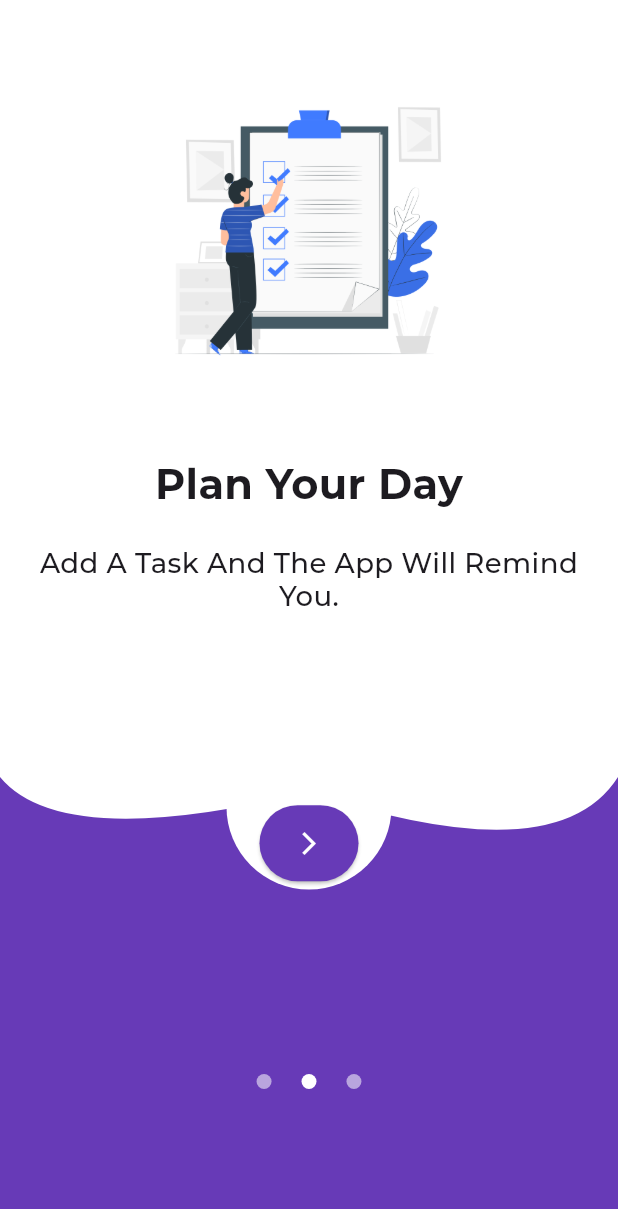
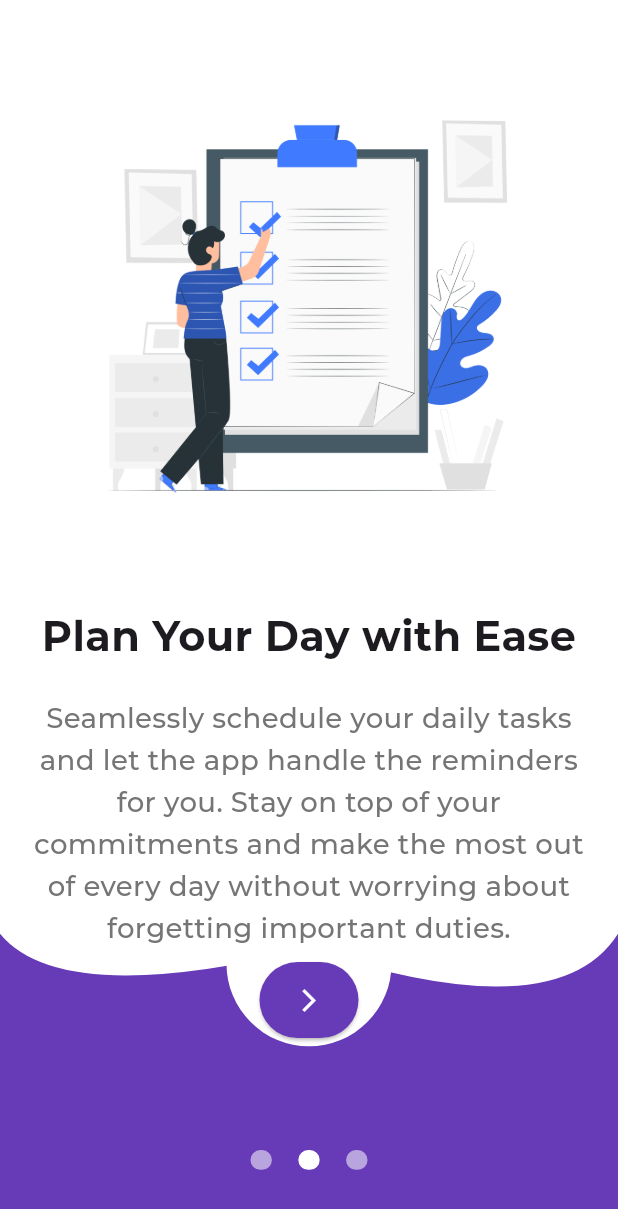
Before and after one commit to OmarJ9/my-todo, a Flutter app: the screen it shows after launch, after a tap on the "arrow forward ios" icon, on a phone screen of 412 x 824 dp. Shown: the top 1209 px of the screen. Run offline on Flutter 3.47's test engine with Material 3 defaults, Android fonts, the phone set to English and light mode, and no system bars; drawn by our look-alikes of smooth_page_indicator; our stand-ins replace animate_do, awesome_snackbar_content, dartz, date_picker_timeline, dio, equatable and 12 more; missing offline and left inert: day_night_time_picker; generated files the repository leaves out were written again.

Commit message:
refactor onboarding screen

```diff
--- a/lib/features/onboarding/onboarding_screen.dart
+++ b/lib/features/onboarding/onboarding_screen.dart
@@ -1,8 +1,9 @@
 import 'package:flutter/material.dart';
 import 'package:flutter_bloc/flutter_bloc.dart';
+import 'package:flutter_screenutil/flutter_screenutil.dart';
 import 'package:todo_app/features/onboarding/cubit/onboarding_cubit.dart';
 import 'package:todo_app/features/onboarding/widgets/onboarding_content.dart';
-import 'package:todo_app/features/onboarding/widgets/on_boarding_custom_dots.dart';
+import 'package:todo_app/features/onboarding/widgets/on_boarding_page_indicator.dart';
 
 class OnboardingPage extends StatefulWidget {
   const OnboardingPage({super.key});
@@ -39,9 +40,9 @@ class _OnboardingPageState extends State<OnboardingPage> {
                 pageController: _pageController,
                 cubit: cubit,
               ),
-              Expanded(
-                flex: 1,
-                child: CustomDots(myindex: cubit.curruntindext),
+              SizedBox(
+                height: 100.h,
+                child: OnBoardingPageIndicator(pageController: _pageController),
               ),
             ],
           );
--- a/lib/features/onboarding/widgets/on_boarding_custom_dots.dart
+++ /dev/null
@@ -1,32 +0,0 @@
-import 'package:flutter/material.dart';
-import 'package:flutter_screenutil/flutter_screenutil.dart';
-
-class CustomDots extends StatelessWidget {
-  final int myindex;
-  const CustomDots({super.key, required this.myindex});
-
-  @override
-  Widget build(BuildContext context) {
-    return SizedBox(
-      width: 100.w,
-      height: 40.h,
-      child: Row(
-        mainAxisAlignment: MainAxisAlignment.spaceEvenly,
-        children: [
-          _buildDot(0),
-          _buildDot(1),
-          _buildDot(2),
-        ],
-      ),
-    );
-  }
-
-  Widget _buildDot(int index) {
-    return Container(
-      padding: const EdgeInsets.all(5),
-      decoration: BoxDecoration(
-          shape: BoxShape.circle,
-          color: index == myindex ? Colors.white : Colors.white54),
-    );
-  }
-}
--- /dev/null
+++ b/lib/features/onboarding/widgets/on_boarding_page_indicator.dart
@@ -0,0 +1,23 @@
+import 'package:flutter/material.dart';
+import 'package:flutter_screenutil/flutter_screenutil.dart';
+import 'package:smooth_page_indicator/smooth_page_indicator.dart';
+
+class OnBoardingPageIndicator extends StatelessWidget {
+  final PageController pageController;
+  const OnBoardingPageIndicator({super.key, required this.pageController});
+
+  @override
+  Widget build(BuildContext context) {
+    return SmoothPageIndicator(
+      controller: pageController,
+      count: 3,
+      effect: JumpingDotEffect(
+        activeDotColor: Colors.white,
+        dotColor: Colors.white54,
+        dotHeight: 13.h,
+        dotWidth: 13.w,
+        spacing: 16.w,
+      ),
+    );
+  }
+}
--- a/lib/features/onboarding/widgets/onboard_item.dart
+++ b/lib/features/onboarding/widgets/onboard_item.dart
@@ -18,14 +18,14 @@ class OnBoardItem extends StatelessWidget {
   @override
   Widget build(BuildContext context) {
     return Padding(
-      padding: EdgeInsets.symmetric(horizontal: 6.w, vertical: 5.h),
+      padding: EdgeInsets.symmetric(horizontal: 20.w, vertical: 5.h),
       child: Column(
         mainAxisAlignment: MainAxisAlignment.start,
         crossAxisAlignment: CrossAxisAlignment.center,
         children: [
           AppSizes.gapH48,
           SizedBox(
-            height: 200.h,
+            height: 300.h,
             child: Image.asset(
               image,
               fit: BoxFit.cover,
@@ -40,9 +40,13 @@ class OnBoardItem extends StatelessWidget {
           AppSizes.gapH24,
           Text(
             description,
-            maxLines: 3,
+            maxLines: 6,
             textAlign: TextAlign.center,
-            style: AppTypography.medium16(),
+            style: AppTypography.medium16(
+              color: Colors.grey.shade600,
+            ).copyWith(
+              height: 1.5,
+            ),
           ),
         ],
       ),
--- a/lib/features/onboarding/widgets/onboarding_content.dart
+++ b/lib/features/onboarding/widgets/onboarding_content.dart
@@ -27,25 +27,29 @@ class OnboardingContent extends StatelessWidget {
         child: Stack(
           children: [
             PageView(
-              physics: const NeverScrollableScrollPhysics(),
+              physics: const BouncingScrollPhysics(),
               controller: pageController,
               children: [
                 OnBoardItem(
                   image: AppAssets.onboradingone,
                   title: 'Manage Your Task',
                   description:
-                      'With This Small App You Can Orgnize All Your Tasks and Duties In A One Single App.',
+                      'Stay organized and boost your productivity with this all-in-one task management app. '
+                      'Easily create, edit, and track your to-dos, ensuring that no important task slips through the cracks.',
                 ),
                 OnBoardItem(
                   image: AppAssets.onboradingtwo,
-                  title: 'Plan Your Day',
-                  description: 'Add A Task And The App Will Remind You.',
+                  title: 'Plan Your Day with Ease',
+                  description:
+                      'Seamlessly schedule your daily tasks and let the app handle the reminders for you. '
+                      'Stay on top of your commitments and make the most out of every day without worrying about forgetting important duties.',
                 ),
                 OnBoardItem(
                   image: AppAssets.onboradingthree,
-                  title: 'Accomplish Your Goals ',
+                  title: 'Accomplish Your Goals',
                   description:
-                      'Track Your Activities And Accomplish Your Goals.',
+                      'Monitor your progress and stay motivated as you work towards completing your goals. '
+                      'With an intuitive tracking system, you can measure your accomplishments and keep moving forward with confidence.',
                 ),
               ],
             ),
--- a/lib/features/splash/splash_screen.dart
+++ b/lib/features/splash/splash_screen.dart
@@ -36,6 +36,7 @@ class _SPlashScreenState extends State<SPlashScreen> {
 
   void _startDelay() {
     _timer = Timer(const Duration(seconds: 3), () async {
+      getIt<CacheService>().deleteAll();
       final token =
           await getIt.get<SecureStorageService>().read(CacheKeys.refreshToken);
       final isLogged = getIt.get<CacheService>().getBool(CacheKeys.isLogged);
--- a/pubspec.yaml
+++ b/pubspec.yaml
@@ -56,6 +56,7 @@ dependencies:
   path_provider: ^2.1.5
   awesome_snackbar_content: ^0.1.5
   formz: ^0.8.0
+  smooth_page_indicator: ^1.2.1
 
 dev_dependencies:
   build_runner: ^2.4.13
```
Also changed, not shown: lib/features/auth/presentation/screens/sign_in/widgets/sign_in_form.dart (+10 -24 lines), lib/features/auth/presentation/screens/sign_up/widgets/sign_up_form.dart (+11 -7 lines), pubspec.lock.
